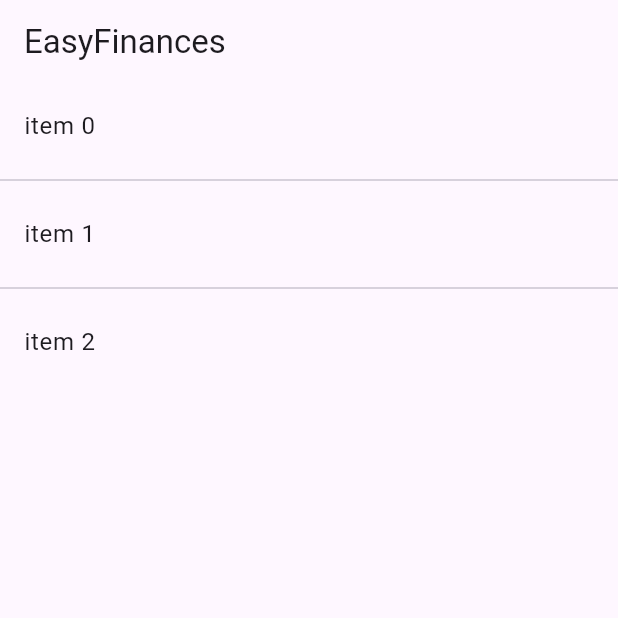
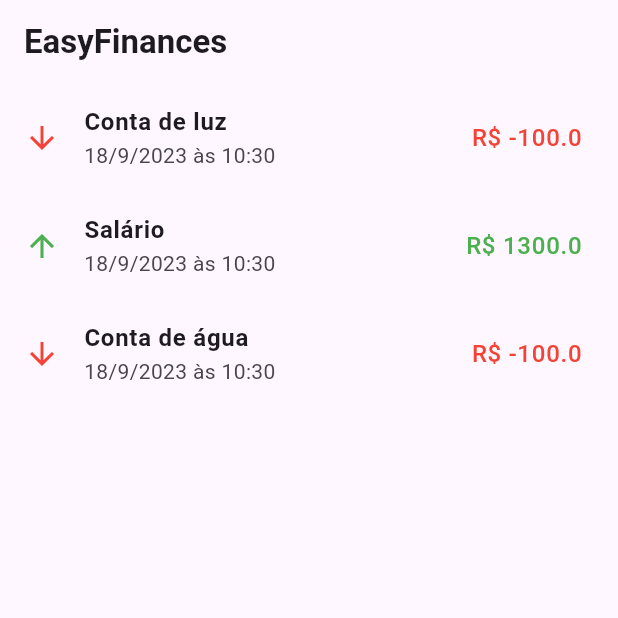
Before and after one commit to mateusjbarbosa/easyfinances, a Flutter app: the screen it shows after launch, on a phone screen of 412 x 824 dp, the top half of it. Run offline on Flutter 3.47's test engine with Material 2 defaults, Android fonts, the phone set to English and light mode, and no system bars.

Commit message:
feat: update transactions list

```diff
--- a/lib/screens/home.dart
+++ b/lib/screens/home.dart
@@ -1,63 +1,51 @@
+import 'package:easyfinances/components/transaction_item.dart';
+import 'package:easyfinances/models/transaction.dart';
 import 'package:flutter/material.dart';
 
-class Transaction {
-  final String id;
-  final String title;
-  final String type;
-  final double value;
-  final DateTime date;
+class HomeScreen extends StatelessWidget {
+  HomeScreen({super.key});
 
-  Transaction({
-    required this.id,
-    required this.title,
-    required this.type,
-    required this.value,
-    required this.date,
-  });
-}
-
-class HomeScreen extends StatelessWidget {
-  const HomeScreen({super.key});
-
-  @override
-  Widget build(BuildContext context) {
-    final transactions = [
+  final List<Transaction> transactions = [
     Transaction(
       id: "1",
       title: "Conta de luz",
-        type: "expense",
+      type: TransactionType.expense,
       value: 100,
       date: DateTime.now(),
     ),
     Transaction(
       id: "2",
-        title: "Conta de luz",
-        type: "expense",
-        value: 100,
+      title: "Salário",
+      type: TransactionType.income,
+      value: 1300,
       date: DateTime.now(),
     ),
     Transaction(
       id: "3",
-        title: "Conta de luz",
-        type: "expense",
+      title: "Conta de água",
+      type: TransactionType.expense,
       value: 100,
       date: DateTime.now(),
     )
   ];
 
+  @override
+  Widget build(BuildContext context) {
     return Scaffold(
       appBar: AppBar(
-        title: const Text("EasyFinances"),
+        title: const Text(
+          "EasyFinances",
+          style: TextStyle(
+            fontWeight: FontWeight.bold,
+          ),
+        ),
       ),
       body: SizedBox(
         height: MediaQuery.of(context).size.height,
-        child: ListView.separated(
+        child: ListView.builder(
           itemBuilder: (BuildContext context, int index) {
-            return ListTile(
-              title: Text('item $index'),
-            );
+            return TransactionItem(transactions[index]);
           },
-          separatorBuilder: (ctx, index) => const Divider(),
           itemCount: transactions.length,
         ),
       ),
```
Lines whose indentation alone changed are shown as unchanged.
